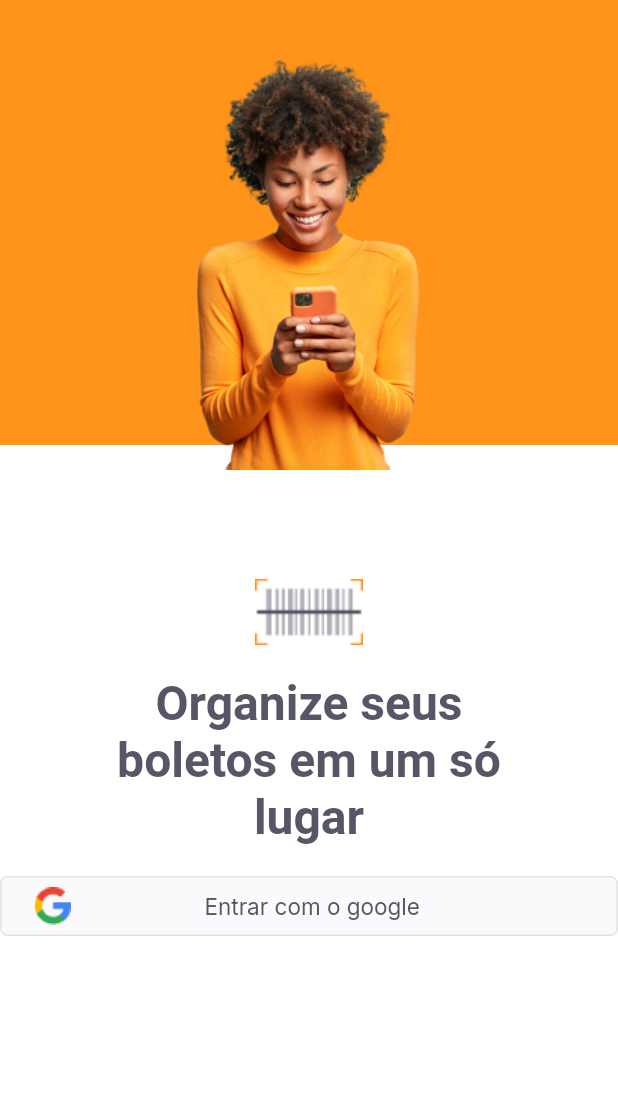
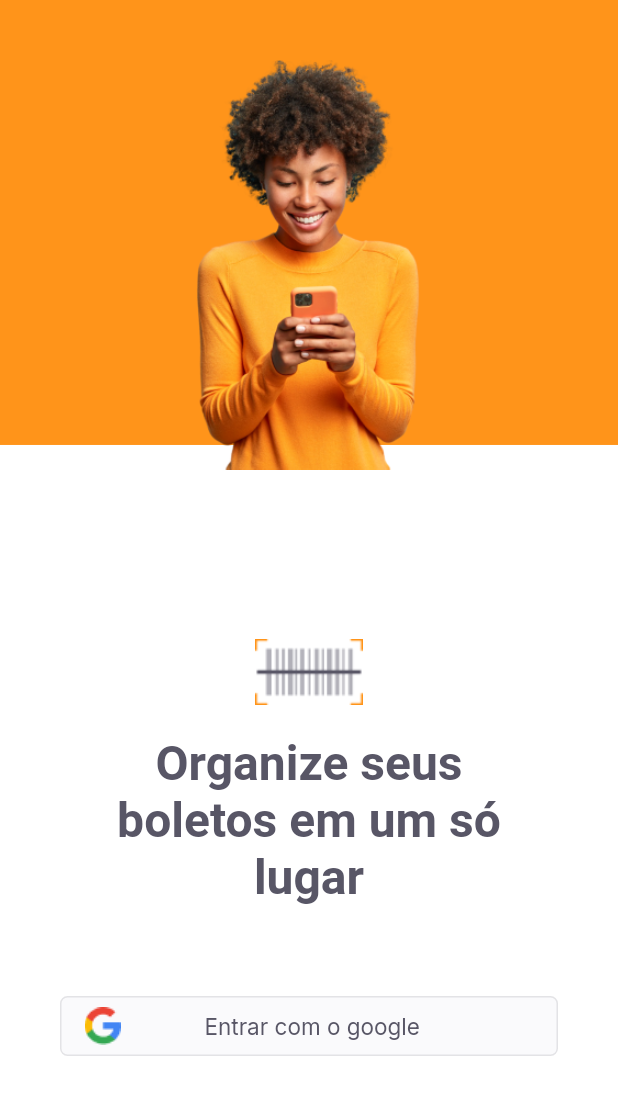
Before and after one commit to kevinraafael/NLW-Together-Flutter, a Flutter app: the screen it shows after launch, on a phone screen of 412 x 824 dp. Shown: the top 1095 px of the screen. Run offline on Flutter 3.47's test engine with Material 2 defaults, Android fonts, the phone set to English and light mode, and no system bars; our stand-ins replace google_fonts.

Commit message:
implementado tela splash e login page

```diff
--- a/lib/main.dart
+++ b/lib/main.dart
@@ -1,4 +1,5 @@
 import 'package:flutter/material.dart';
+import 'package:payflow/modules/home/home_page.dart';
 import 'package:payflow/modules/splash/splash_page.dart';
 import 'package:payflow/shared/themes/appcolors.dart';
 import 'package:payflow/modules/login/login_page.dart';
--- a/lib/modules/login/login_page.dart
+++ b/lib/modules/login/login_page.dart
@@ -37,7 +37,7 @@ class _LoginaPageState extends State<LoginPage> {
                       height: 273,
                     )),
                 Positioned(
-                    bottom: 200,
+                    bottom: 120,
                     left: 0,
                     right: 0,
                     child: Column(
@@ -52,7 +52,12 @@ class _LoginaPageState extends State<LoginPage> {
                               textAlign: TextAlign.center,
                               style: TextStyles.titleHome),
                         ),
-                        SocialoginButton()
+                        Padding(
+                            padding: const EdgeInsets.only(
+                                top: 40, left: 40, right: 40),
+                            child: SocialoginButton(onTap: () {
+                              print("clicou");
+                            }))
                       ],
                     ))
               ],
--- a/lib/shared/widgets/social_login_butoon.dart
+++ b/lib/shared/widgets/social_login_butoon.dart
@@ -4,11 +4,13 @@ import '../../shared/themes/appcolors.dart';
 import '../../shared/themes/app_text_styles.dart';
 
 class SocialoginButton extends StatelessWidget {
-  const SocialoginButton({Key? key}) : super(key: key);
-
+  const SocialoginButton({Key? key, required this.onTap}) : super(key: key);
+  final VoidCallback onTap;
   @override
   Widget build(BuildContext context) {
-    return Container(
+    return InkWell(
+        onTap: onTap,
+        child: Container(
           height: 40,
           decoration: BoxDecoration(
             color: AppColors.shape,
@@ -27,6 +29,6 @@ class SocialoginButton extends StatelessWidget {
                 )),
             Expanded(child: Container())
           ]),
-    );
+        ));
   }
 }
```
Also changed, not shown: lib/modules/home/home_page.dart (added, +16 -0 lines). Lines whose indentation alone changed are shown as unchanged.
